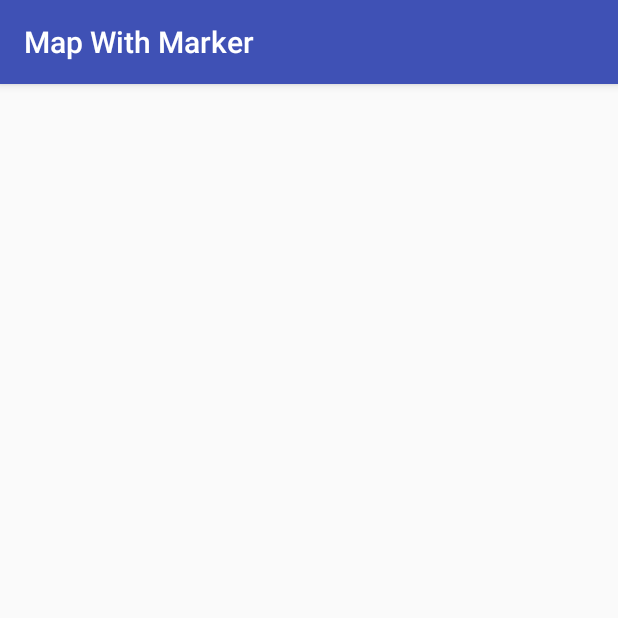
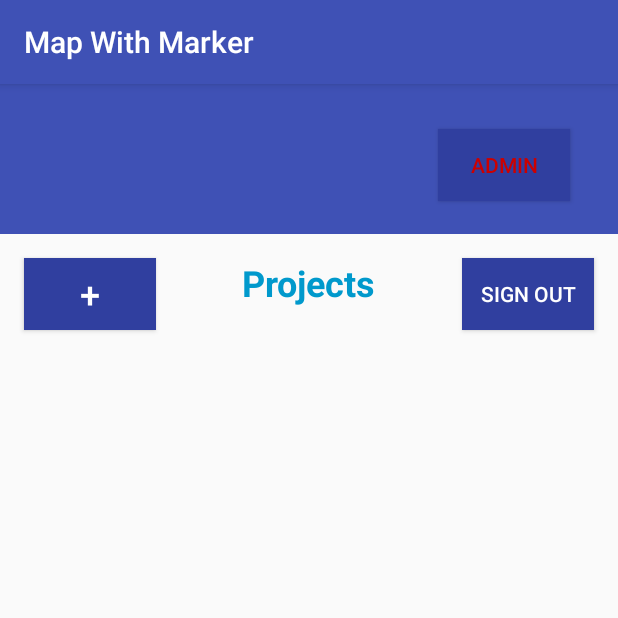
Before and after one commit to lance-leau/CSUMB-Project-2, an Android app: the Landing screen opened directly, with no data from a screen before it, on a phone screen of 412 x 824 dp, the top half of it. Run offline under Robolectric (Android 15) with nearby library versions, the phone set to English and light mode, and no system bars.

Commit message:
sign out + custom of the landing page + implementation of the admin (still to be fixed)

```diff
--- a/MapWithMarker/app/src/main/java/com/example/mapwithmarker/ActivityLogin.java
+++ b/MapWithMarker/app/src/main/java/com/example/mapwithmarker/ActivityLogin.java
@@ -40,6 +40,7 @@ public class ActivityLogin  extends AppCompatActivity {
                 }else{
                     Toast.makeText(ActivityLogin.this, "Login Failed", Toast.LENGTH_SHORT).show();
                 }
+
             }
         });
     }
--- a/MapWithMarker/app/src/main/java/com/example/mapwithmarker/ActivityRegister.java
+++ b/MapWithMarker/app/src/main/java/com/example/mapwithmarker/ActivityRegister.java
@@ -30,7 +30,7 @@ public class ActivityRegister extends AppCompatActivity {
         btnGoToLogin.setOnClickListener(new View.OnClickListener() {
             @Override
             public void onClick(View v) {
-                Intent intent = new Intent(ActivityRegister.this, ActivityLogin.class);//TODO
+                Intent intent = new Intent(ActivityRegister.this, ActivityLogin.class);
                 startActivity(intent);
             }
         });
@@ -48,11 +48,12 @@ public class ActivityRegister extends AppCompatActivity {
                 }else {
                     if(pwd.equals(rePwd)){
 
-                        if(dbHelper.checkUsername(user)){
+                        if(dbHelper.checkUsername(user) || dbHelper.isAdmin(user, pwd)){//changes
                             Toast.makeText(ActivityRegister.this, "User Already Exists", Toast.LENGTH_LONG).show();
                             return;
                         }
                         //Proceed with the register
+
                         boolean success=  dbHelper.insertData(user, pwd);
                         if(success){
                             Toast.makeText(ActivityRegister.this, "User Registered Successfully", Toast.LENGTH_LONG).show();
--- a/MapWithMarker/app/src/main/java/com/example/mapwithmarker/DBHelper.java
+++ b/MapWithMarker/app/src/main/java/com/example/mapwithmarker/DBHelper.java
@@ -19,6 +19,11 @@ public class DBHelper extends SQLiteOpenHelper {
     @Override
     public void onCreate(SQLiteDatabase db) {
         db.execSQL("create table users(username TEXT primary key, password TEXT)");
+
+        ContentValues contentValues = new ContentValues();
+        contentValues.put("username", "admin");
+        contentValues.put("password", "123");
+        db.insert("users", null, contentValues);
 
     }
 
@@ -48,4 +53,16 @@ public class DBHelper extends SQLiteOpenHelper {
         Cursor cursor =  myDB.rawQuery("select *  from users where username = ? and password = ? ", new String[]{username, pwd});
         return cursor.getCount() > 0;
     }
+
+    public boolean isAdmin(String username, String pwd){
+        return username.equals("admin") && pwd.equals("123");
+    }
+
+    public boolean isAdminUser() {
+        // Check if the logged-in user is an admin using the isAdmin method from DBHelper
+        String username = "admin"; // Assuming this is the admin username
+        String password = "123"; // Assuming this is the admin password
+        return isAdmin(username, password);
+    }
+
 }
--- a/MapWithMarker/app/src/main/java/com/example/mapwithmarker/Landing.java
+++ b/MapWithMarker/app/src/main/java/com/example/mapwithmarker/Landing.java
@@ -2,13 +2,45 @@ package com.example.mapwithmarker;
 
 import androidx.appcompat.app.AppCompatActivity;
 
+import android.content.Intent;
 import android.os.Bundle;
+import android.view.View;
+import android.widget.Button;
+import android.widget.EditText;
 
 public class Landing extends AppCompatActivity {
+
+    Button signOut, btnAdmin;
+    DBHelper dbHelper;
 
     @Override
     protected void onCreate(Bundle savedInstanceState) {
         super.onCreate(savedInstanceState);
         setContentView(R.layout.activity_landing);
+
+        signOut = findViewById(R.id.signOutButton);
+        btnAdmin = findViewById(R.id.admin_button);
+        dbHelper = new DBHelper(this);
+
+        if (dbHelper.isAdminUser()) {
+            btnAdmin.setVisibility(View.VISIBLE); // Show admin button
+        } else {
+            btnAdmin.setVisibility(View.GONE); // Hide admin button
+        }
+        btnAdmin.setOnClickListener(new View.OnClickListener() {
+            @Override
+            public void onClick(View v) {
+                Intent intent = new Intent(Landing.this, ActivityLogin.class);//TODO
+                startActivity(intent);
+            }
+        });
+
+        signOut.setOnClickListener(new View.OnClickListener() {
+            @Override
+            public void onClick(View v) {
+                Intent intent = new Intent(Landing.this, ActivityRegister.class);
+                startActivity(intent);
+            }
+        });
     }
 }
--- a/MapWithMarker/app/src/main/res/layout/activity_landing.xml
+++ b/MapWithMarker/app/src/main/res/layout/activity_landing.xml
@@ -1,10 +1,71 @@
 <?xml version="1.0" encoding="utf-8"?>
-<LinearLayout xmlns:android="http://schemas.android.com/apk/res/android"
-    xmlns:app="http://schemas.android.com/apk/res-auto"
+<RelativeLayout xmlns:android="http://schemas.android.com/apk/res/android"
     xmlns:tools="http://schemas.android.com/tools"
     android:layout_width="match_parent"
     android:layout_height="match_parent"
     tools:context=".Landing">
 
+    <!-- Background Color for the Top Section -->
+    <View
+        android:id="@+id/topBackground"
+        android:layout_width="match_parent"
+        android:layout_height="100dp"
+        android:background="@color/colorPrimary"
+        android:layout_alignParentTop="true" />
 
-</LinearLayout>
+    <!-- Plus Button -->
+    <Button
+        android:id="@+id/plusButton"
+        android:layout_width="wrap_content"
+        android:layout_height="wrap_content"
+        android:text="+"
+        android:textSize="24sp"
+        android:textColor="@android:color/white"
+        android:background="@color/colorPrimaryDark"
+        android:layout_alignParentStart="true"
+        android:layout_marginStart="16dp"
+        android:layout_marginTop="16dp"
+        android:layout_below="@id/topBackground" />
+
+    <!-- Sign Out Button -->
+    <Button
+        android:id="@+id/signOutButton"
+        android:layout_width="wrap_content"
+        android:layout_height="wrap_content"
+        android:text="@string/sign_out"
+        android:textColor="@android:color/white"
+        android:background="@color/colorPrimaryDark"
+        android:layout_alignParentEnd="true"
+        android:layout_marginEnd="16dp"
+        android:layout_marginTop="16dp"
+        android:layout_below="@id/topBackground" />
+
+    <!-- Admin Button -->
+    <Button
+        android:id="@+id/admin_button"
+        android:layout_width="wrap_content"
+        android:layout_height="wrap_content"
+        android:text="@string/admin"
+        android:textColor="@android:color/holo_red_dark"
+        android:background="@color/colorPrimaryDark"
+        android:layout_alignParentEnd="true"
+        android:layout_marginEnd="32dp"
+        android:layout_marginTop="-70dp"
+        android:layout_below="@id/topBackground" />
+
+    <!-- Text "Projects" at the Middle -->
+    <TextView
+        android:id="@+id/projectsText"
+        android:layout_width="wrap_content"
+        android:layout_height="wrap_content"
+        android:layout_below="@id/topBackground"
+        android:layout_centerHorizontal="true"
+        android:layout_marginTop="16dp"
+        android:text="Projects"
+        android:textColor="@android:color/holo_blue_dark"
+        android:textSize="24sp"
+        android:textStyle="bold" />
+
+    <!-- Add your content below this line -->
+
+</RelativeLayout>
--- a/MapWithMarker/app/src/main/res/values/strings.xml
+++ b/MapWithMarker/app/src/main/res/values/strings.xml
@@ -24,4 +24,7 @@
     <string name="register">Register</string>
     <string name="go_to_login">Go to Login</string>
     <string name="login">Login</string>
+    <string name="plus_button">+</string>
+    <string name="sign_out">Sign Out</string>
+    <string name="admin">Admin</string>
 </resources>
```
